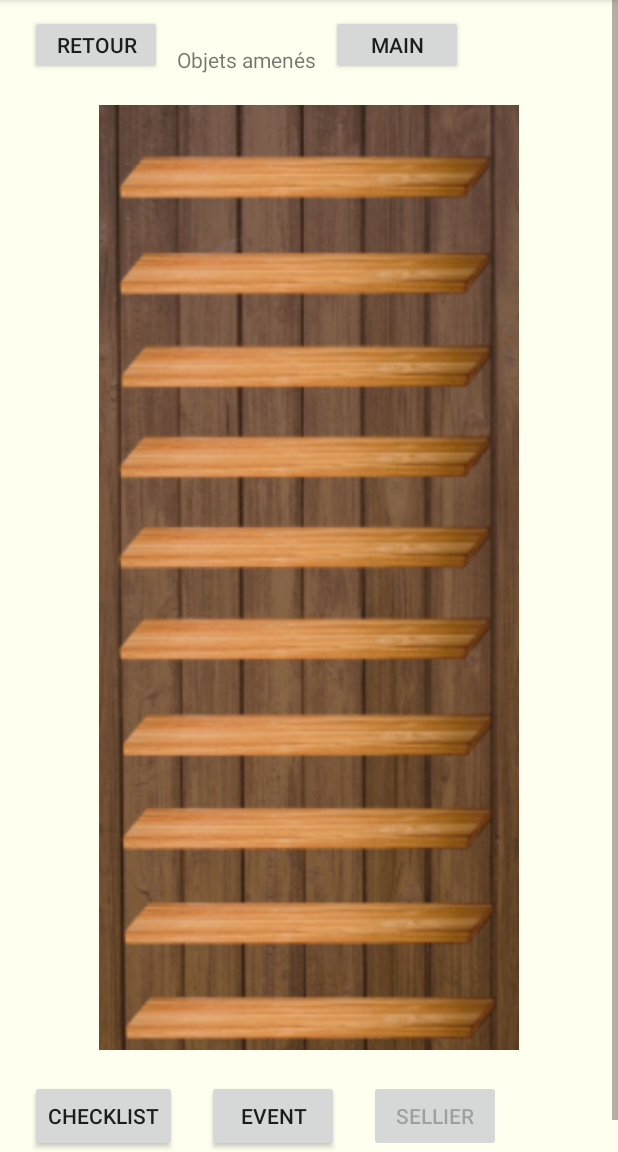
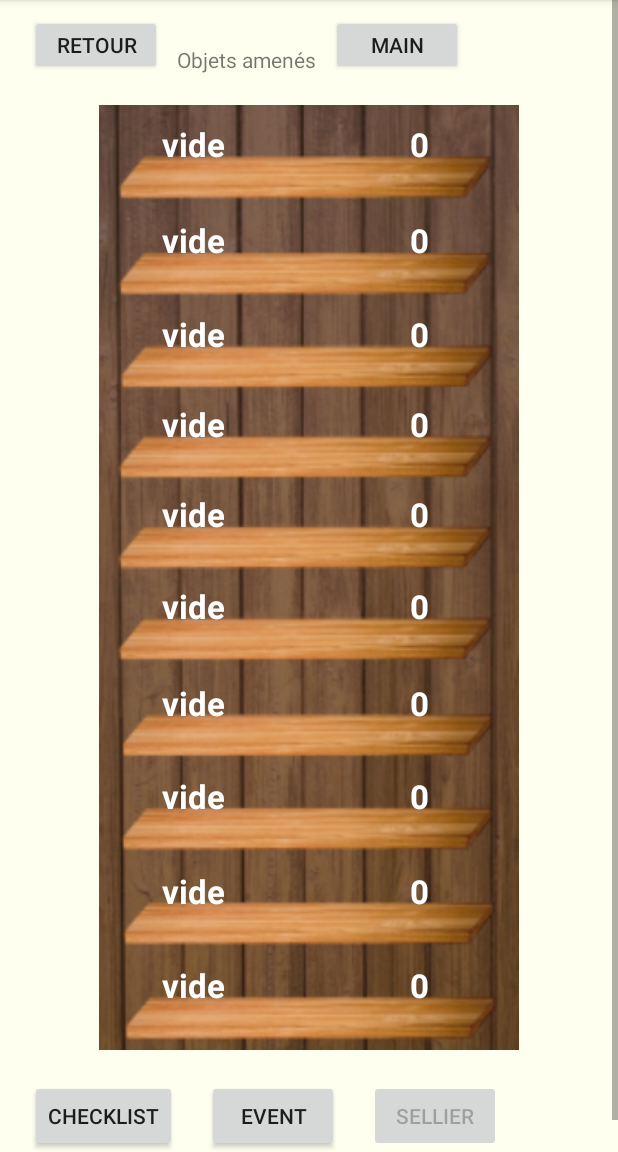
Before and after one commit to Oydrey/PartyManager, an Android app: the SellierActivity screen opened directly, with no data from a screen before it, on a phone screen of 412 x 824 dp, the part 84-1236 px from its top. Run offline under Robolectric (Android 15) with nearby library versions, the phone set to English and light mode, and no system bars.

Commit message:
sellier fonctionnel

```diff
--- a/app/src/main/java/com/oydreyproduction/partymanager/SellierActivity.java
+++ b/app/src/main/java/com/oydreyproduction/partymanager/SellierActivity.java
@@ -3,12 +3,44 @@ package com.oydreyproduction.partymanager;
 import android.content.Intent;
 import android.os.Bundle;
 import android.view.View;
+import android.widget.TextView;
 
 import androidx.appcompat.app.AppCompatActivity;
 
 public class SellierActivity extends AppCompatActivity {
 
     int idSoiree = -1;
+
+    TextView nomProduit1;
+    TextView qteProduit1;
+
+    TextView nomProduit2;
+    TextView qteProduit2;
+
+    TextView nomProduit3;
+    TextView qteProduit3;
+
+    TextView nomProduit4;
+    TextView qteProduit4;
+
+    TextView nomProduit5;
+    TextView qteProduit5;
+
+    TextView nomProduit6;
+    TextView qteProduit6;
+
+    TextView nomProduit7;
+    TextView qteProduit7;
+
+    TextView nomProduit8;
+    TextView qteProduit8;
+
+    TextView nomProduit9;
+    TextView qteProduit9;
+
+    TextView nomProduit10;
+    TextView qteProduit10;
+
 
     @Override
     protected void onCreate(Bundle savedInstanceState) {
@@ -20,6 +52,59 @@ public class SellierActivity extends AppCompatActivity {
         if(intent != null){
             idSoiree = intent.getIntExtra("idSoiree", 0);
         }
+
+        nomProduit1 = findViewById(R.id.sellierNomProduit1);
+        qteProduit1 = findViewById(R.id.sellierQtteProduit1);
+
+        nomProduit2 = findViewById(R.id.sellierNomProduit2);
+        qteProduit2 = findViewById(R.id.sellierQtteProduit2);
+
+        nomProduit3 = findViewById(R.id.sellierNomProduit3);
+        qteProduit3 = findViewById(R.id.sellierQtteProduit3);
+
+        nomProduit4 = findViewById(R.id.sellierNomProduit4);
+        qteProduit4 = findViewById(R.id.sellierQtteProduit4);
+
+        nomProduit5 = findViewById(R.id.sellierNomProduit5);
+        qteProduit5 = findViewById(R.id.sellierQtteProduit5);
+
+        nomProduit6 = findViewById(R.id.sellierNomProduit6);
+        qteProduit6 = findViewById(R.id.sellierQtteProduit6);
+
+        nomProduit7 = findViewById(R.id.sellierNomProduit7);
+        qteProduit7 = findViewById(R.id.sellierQtteProduit7);
+
+        nomProduit8 = findViewById(R.id.sellierNomProduit8);
+        qteProduit8 = findViewById(R.id.sellierQtteProduit8);
+
+        nomProduit9 = findViewById(R.id.sellierNomProduit9);
+        qteProduit9 = findViewById(R.id.sellierQtteProduit9);
+
+        nomProduit10 = findViewById(R.id.sellierNomProduit10);
+        qteProduit10 = findViewById(R.id.sellierQtteProduit10);
+
+        ProduitDAO produitDAO = new ProduitDAO(this);
+        ListeProduitDAO listeProduitDAO = new ListeProduitDAO(this);
+
+        produitDAO.open();
+        listeProduitDAO.open();
+
+        ListeProduit[] listeProduits = listeProduitDAO.selectionnerListeProduitByIDSoiree(idSoiree);
+
+        TextView[] nomProduits = {nomProduit1, nomProduit2, nomProduit3, nomProduit4, nomProduit5, nomProduit6, nomProduit7, nomProduit8, nomProduit9, nomProduit10};
+        TextView[] qteProduits = {qteProduit1, qteProduit2, qteProduit3, qteProduit4, qteProduit5, qteProduit6, qteProduit7, qteProduit8, qteProduit9, qteProduit10};
+
+        int i=0;
+
+        for(ListeProduit listeProduit : listeProduits){
+            Produit produit = produitDAO.selectionnerProduitByID(listeProduitDAO.getIDProduitWithPos(idSoiree, i));
+            nomProduits[i].setText(produit.getNom());
+            qteProduits[i].setText(String.valueOf(produit.getQteAchetee()));
+            i+=1;
+        }
+
+        produitDAO.close();
+        listeProduitDAO.close();
     }
 
     public void back(View v) {
```
